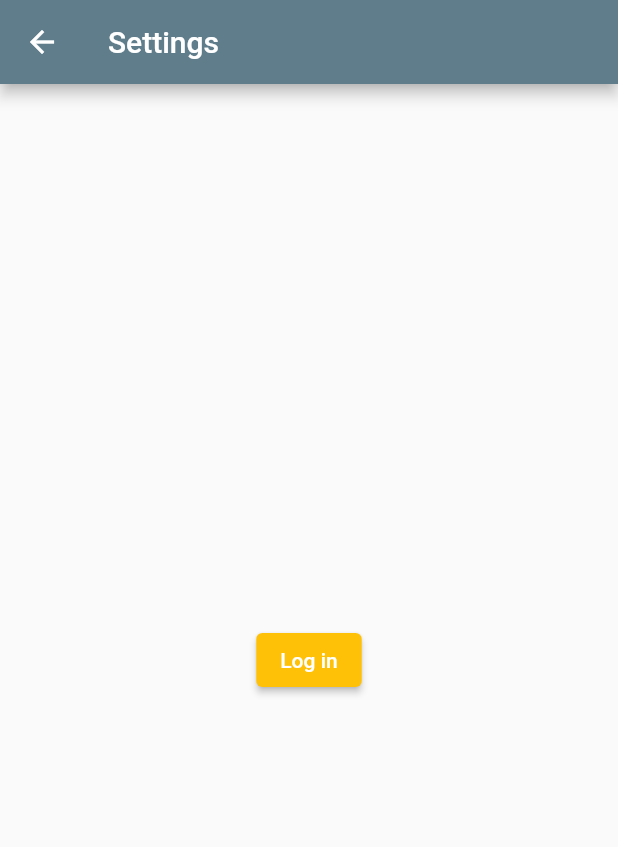
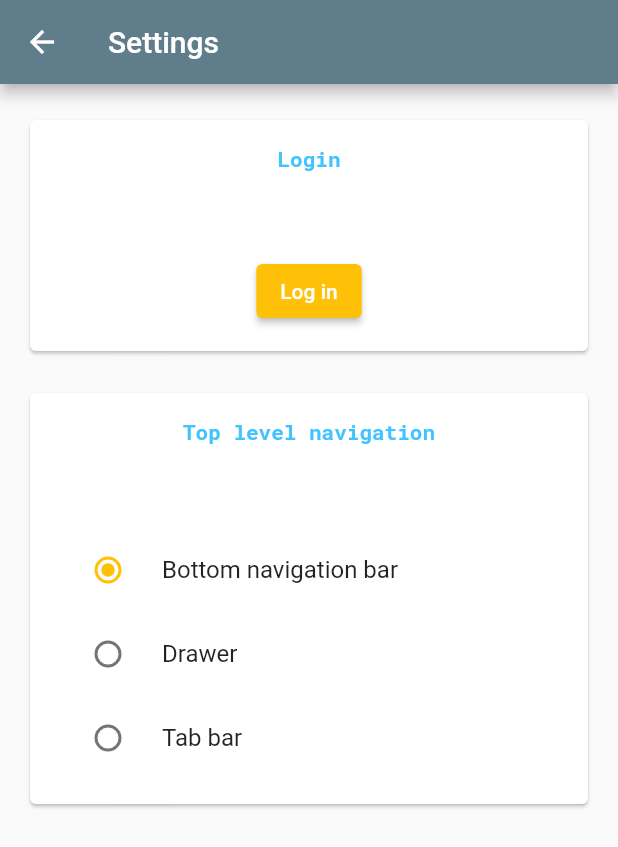
Before and after one commit to echedev/theseus-navigator, a Flutter app: the SettingsScreen screen opened directly, on a phone screen of 412 x 824 dp. Shown: the top 847 px of the screen. Run offline on Flutter 3.47's test engine with Material 2 defaults, Android fonts, the light colour scheme and no system bars; our stand-ins replace google_fonts.

Commit message:
Update example app

```diff
--- a/example/lib/main.dart
+++ b/example/lib/main.dart
@@ -32,6 +32,10 @@ class MyApp extends StatelessWidget {
         bottomNavigationBarTheme: const BottomNavigationBarThemeData(
           selectedItemColor: Colors.blue,
         ),
+        tabBarTheme: const TabBarTheme(
+          labelColor: Colors.blue,
+          unselectedLabelColor: Colors.blueGrey,
+        )
       ),
       routerDelegate: TheseusRouterDelegate(
         navigationScheme: navigationScheme,
--- a/example/lib/settings/index.dart
+++ b/example/lib/settings/index.dart
@@ -1 +1,2 @@
+export 'settings_model.dart';
 export 'settings_screen.dart';
--- /dev/null
+++ b/example/lib/settings/settings_model.dart
@@ -0,0 +1,11 @@
+// ignore_for_file: public_member_api_docs
+
+import 'package:flutter/foundation.dart';
+
+final topLevelNavigationType = ValueNotifier<TopLevelNavigationType>(TopLevelNavigationType.bottom);
+
+enum TopLevelNavigationType {
+  bottom,
+  drawer,
+  tabs,
+}
--- a/example/lib/settings/settings_screen.dart
+++ b/example/lib/settings/settings_screen.dart
@@ -1,8 +1,10 @@
 // ignore_for_file: public_member_api_docs
 
+import 'package:example/settings/index.dart';
 import 'package:flutter/material.dart';
 
 import '../auth/auth_model.dart';
+import '../widgets/info_item.dart';
 
 class SettingsScreen extends StatefulWidget {
   const SettingsScreen({Key? key}) : super(key: key);
@@ -24,7 +26,13 @@ class _SettingsScreenState extends State<SettingsScreen> {
       appBar: AppBar(
         title: const Text('Settings'),
       ),
-      body: Center(
+      body: SingleChildScrollView(
+        child: Column(
+          crossAxisAlignment: CrossAxisAlignment.stretch,
+          children: [
+            InfoItem(
+              title: 'Login',
+              description: '',
               child: ValueListenableBuilder<bool>(
                 valueListenable: isLoggedIn,
                 builder: (context, value, child) {
@@ -37,6 +45,40 @@ class _SettingsScreenState extends State<SettingsScreen> {
                 },
               ),
             ),
+            InfoItem(
+              title: 'Top level navigation',
+              description: '',
+              child: ValueListenableBuilder<TopLevelNavigationType>(
+                valueListenable: topLevelNavigationType,
+                builder: (context, value, child) {
+                  return Column(
+                    children: [
+                      RadioListTile<TopLevelNavigationType>(
+                        title: const Text('Bottom navigation bar'),
+                        value: TopLevelNavigationType.bottom,
+                        groupValue: value,
+                        onChanged: (value) => topLevelNavigationType.value = TopLevelNavigationType.bottom,
+                      ),
+                      RadioListTile<TopLevelNavigationType>(
+                        title: const Text('Drawer'),
+                        value: TopLevelNavigationType.drawer,
+                        groupValue: value,
+                        onChanged: (value) => topLevelNavigationType.value = TopLevelNavigationType.drawer,
+                      ),
+                      RadioListTile<TopLevelNavigationType>(
+                        title: const Text('Tab bar'),
+                        value: TopLevelNavigationType.tabs,
+                        groupValue: value,
+                        onChanged: (value) => topLevelNavigationType.value = TopLevelNavigationType.tabs,
+                      ),
+                    ],
+                  );
+                },
+              ),
+            ),
+          ],
+        ),
+      ),
     );
   }
 }
--- a/example/pubspec.yaml
+++ b/example/pubspec.yaml
@@ -15,8 +15,7 @@ dependencies:
   google_fonts: ^2.1.0
   theseus_navigator:
     path: ../
-  url_launcher: ^6.0.17
-
+  url_launcher: ^6.1.5
 dev_dependencies:
   flutter_test:
     sdk: flutter
```
Also changed, not shown: example/lib/navigation.dart (+89 -16 lines), example/pubspec.lock, 4 other files. Lines whose indentation alone changed are shown as unchanged.
